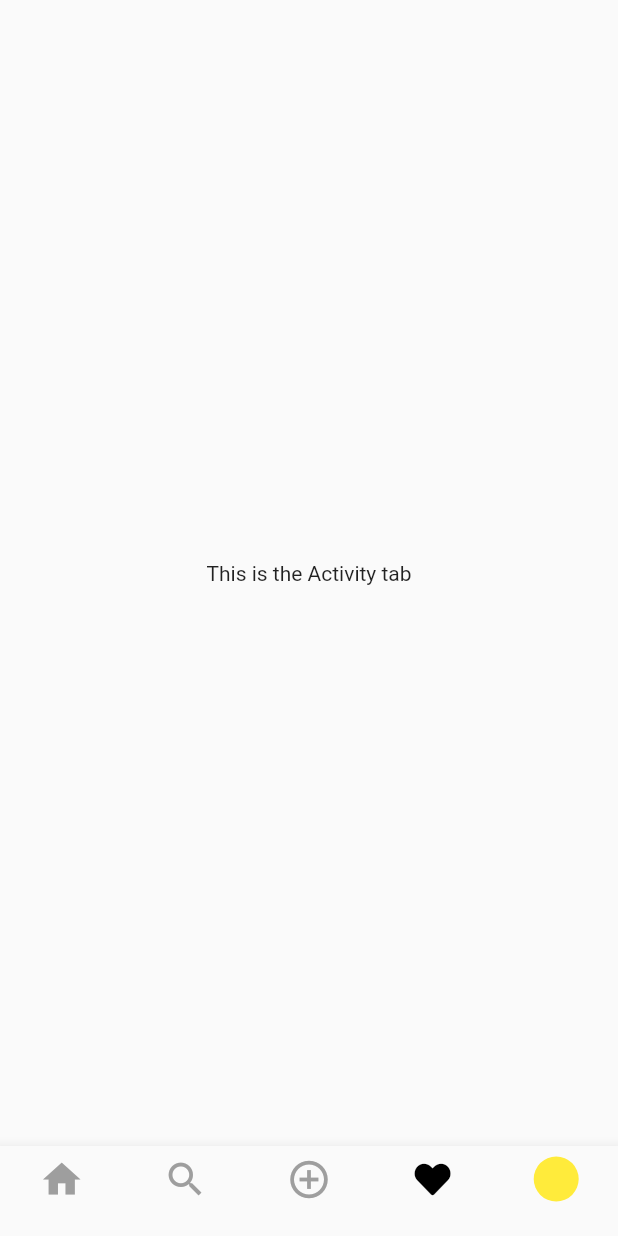
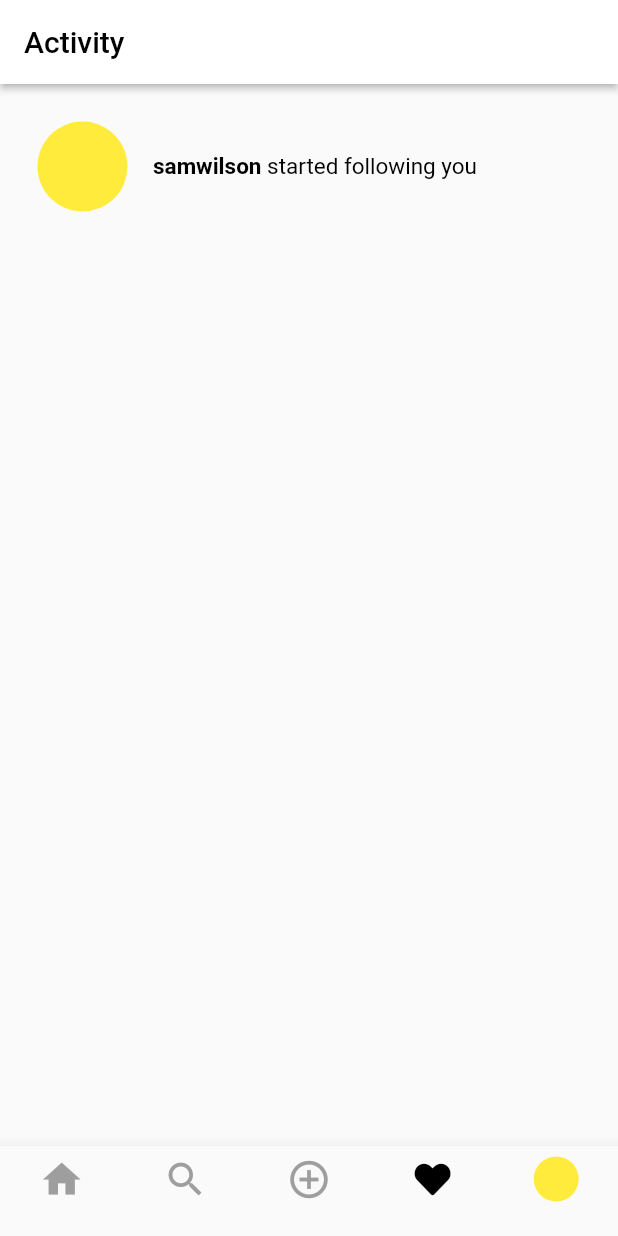
Before and after one commit to jaylee137/instagram_ui_flutter, a Flutter app: the screen it shows after launch, item 4 of the bottom bar chosen, on a phone screen of 412 x 824 dp. Run offline on Flutter 3.47's test engine with Material 2 defaults, Android fonts, the phone set to English and light mode, and no system bars; our stand-ins replace font_awesome_flutter.

Commit message:
:art: activity_tab update

```diff
--- a/lib/tabs/activity_tab.dart
+++ b/lib/tabs/activity_tab.dart
@@ -1,11 +1,19 @@
 import 'package:flutter/material.dart';
+import 'package:instagram_ui_flutter/widgets/activity_tile.dart';
 
 class ActivityTab extends StatelessWidget {
   @override
   Widget build(BuildContext context) {
     return Scaffold(
-      body: Center(
-        child: Text('This is the Activity tab'),
+      appBar: AppBar(
+        title: Text('Activity', style: TextStyle(color: Colors.black)),
+        elevation: 2.0,
+        backgroundColor: Colors.white,
+      ),
+      body: ListView(
+        children: <Widget>[
+          ActivityTile(username: 'samwilson'),
+        ],
       ),
     );
   }
--- /dev/null
+++ b/lib/widgets/activity_tile.dart
@@ -0,0 +1,41 @@
+import 'package:flutter/material.dart';
+
+class ActivityTile extends StatelessWidget {
+
+  final String username;
+
+  ActivityTile({
+    this.username
+  });
+
+  @override
+  Widget build(BuildContext context) {
+    return Container(
+      padding: EdgeInsets.symmetric(horizontal: 25.0, vertical: 25.0),
+      child: Row(
+        mainAxisAlignment: MainAxisAlignment.start,
+        children: <Widget>[
+          CircleAvatar(
+            radius: 30.0,
+            backgroundColor: Colors.yellow,
+          ),
+
+          SizedBox(width: 17.0),
+
+          Text.rich(
+            TextSpan(
+              text: username,
+              style: TextStyle(color: Colors.black, fontSize: 15.0, fontWeight: FontWeight.bold),
+              children: <TextSpan>[
+                TextSpan(
+                  text: ' started following you',
+                  style: TextStyle(fontSize: 15.0, fontWeight: FontWeight.normal),
+                ),
+              ],
+            ),
+          ),
+        ],
+      ),
+    );
+  }
+}
```
